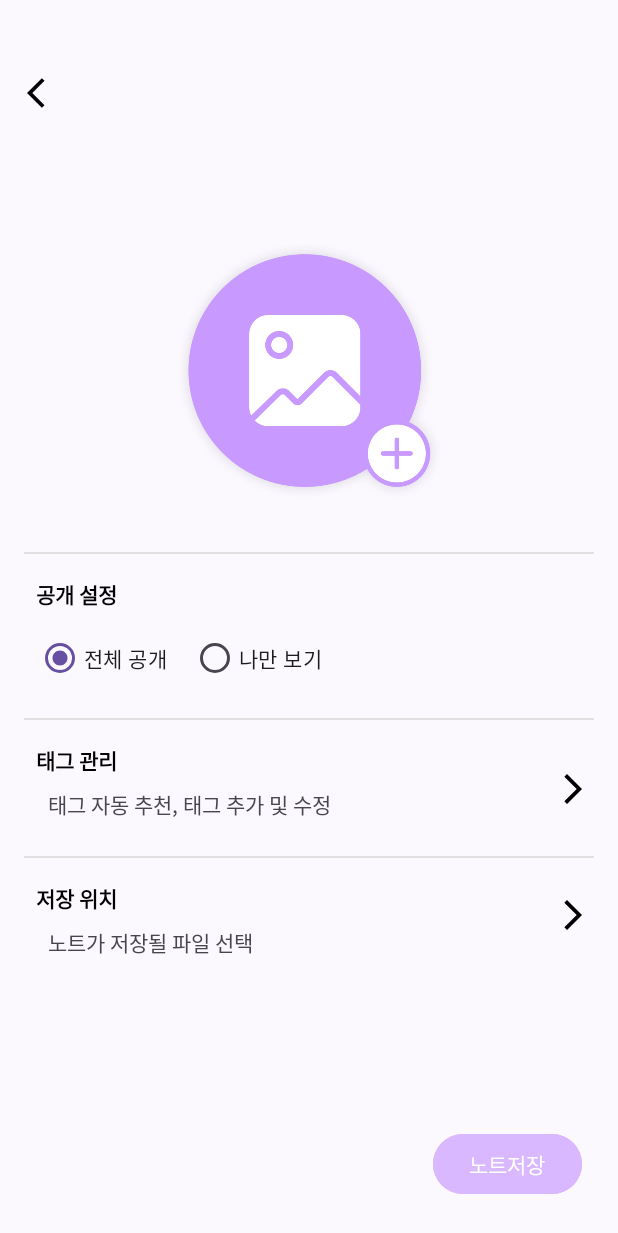
After one commit to O-GAMJA/Tokkit_Frontend, an Android app: the NoteDetailsActivity screen opened directly, with no data from a screen before it, on a phone screen of 412 x 824 dp. The commit adds this screen. Shown: the top 1233 px of the screen. Run offline under Robolectric (Android 15) with nearby library versions, the phone set to English and light mode, and no system bars.

Commit message:
:sparkles: [#10] 노트 설정 화면 구현(이미지 첨부 및 태그, 저장 위치 설정 필요)

```diff
--- a/app/src/main/AndroidManifest.xml
+++ b/app/src/main/AndroidManifest.xml
@@ -25,6 +25,7 @@
         <activity android:name=".ChatActivity"/>
         <activity android:name=".ChatTextActivity"/>
         <activity android:name=".NoteMarkdownActivity"/>
+        <activity android:name=".NoteDetailsActivity"/>
     </application>
 
 </manifest>
--- a/app/src/main/java/com/example/tokkit/ChatTextActivity.kt
+++ b/app/src/main/java/com/example/tokkit/ChatTextActivity.kt
@@ -17,6 +17,7 @@ class ChatTextActivity : AppCompatActivity() {
         super.onCreate(savedInstanceState)
         binding = ActivityChatTextBinding.inflate(layoutInflater)
         setContentView(binding.root)
+
         //  뒤로가기 버튼
         binding.btnBack.setOnClickListener {
             finish()
@@ -68,6 +69,13 @@ class ChatTextActivity : AppCompatActivity() {
             }
         }
 
+        // 📒 노트 생성 버튼
+        binding.btnCreateNote.setOnClickListener {
+            // TODO: 생성된 노트를 저장하고 다음 화면으로 넘김
+            val intent = Intent(this, NoteMarkdownActivity::class.java)
+            startActivity(intent)
+        }
+
         val dummyMessages = listOf(
             ChatMessage("오늘 학습한 내용 복습하고 싶어요!", true),
             ChatMessage("좋아요! 어떤 내용부터 정리해볼까요?", false),
--- /dev/null
+++ b/app/src/main/java/com/example/tokkit/NoteDetailsActivity.kt
@@ -0,0 +1,48 @@
+package com.example.tokkit
+
+import android.content.Intent
+import android.os.Bundle
+import androidx.appcompat.app.AlertDialog
+import androidx.appcompat.app.AppCompatActivity
+import com.example.tokkit.databinding.ActivityNoteDetailsBinding
+
+class NoteDetailsActivity : AppCompatActivity() {
+    private lateinit var binding: ActivityNoteDetailsBinding
+
+    override fun onCreate(savedInstanceState: Bundle?) {
+        super.onCreate(savedInstanceState)
+        binding = ActivityNoteDetailsBinding.inflate(layoutInflater)
+        setContentView(binding.root)
+
+        //  뒤로가기 버튼
+        binding.btnBack.setOnClickListener {
+            finish()
+        }
+
+        // 이미지 업로드 버튼
+        binding.imageUpload.setOnClickListener {
+            val options = arrayOf("사진 업로드", "AI로 사진 생성")
+            AlertDialog.Builder(this)
+                .setTitle("이미지 선택")
+                .setItems(options) { _, which ->
+                    when (which) {
+                        0 -> {
+                            // 사진 업로드 처리
+                            openGallery()
+                        }
+                        1 -> {
+                            // AI 이미지 생성 로딩 화면으로 이동
+                            //startActivity(Intent(this, ImageGeneratingActivity::class.java))
+                        }
+                    }
+                }
+                .show()
+        }
+    }
+
+    private fun openGallery() {
+        val intent = Intent(Intent.ACTION_PICK)
+        intent.type = "image/*"
+        //startActivityForResult(intent, REQUEST_GALLERY_IMAGE)
+    }
+}
--- a/app/src/main/java/com/example/tokkit/NoteMarkdownActivity.kt
+++ b/app/src/main/java/com/example/tokkit/NoteMarkdownActivity.kt
@@ -1,5 +1,6 @@
 package com.example.tokkit
 
+import android.content.Intent
 import android.os.Bundle
 import android.text.Editable
 import android.text.TextWatcher
@@ -56,6 +57,9 @@ class NoteMarkdownActivity : AppCompatActivity() {
             val noteContent = binding.markdownEditor.text.toString()
             Toast.makeText(this, "노트가 저장되었습니다.", Toast.LENGTH_SHORT).show()
             // TODO: 저장 로직 구현
+
+            val intent = Intent(this, NoteDetailsActivity::class.java)
+            startActivity(intent)
         }
     }
 }
--- /dev/null
+++ b/app/src/main/res/drawable/ic_forward.xml
@@ -0,0 +1,5 @@
+<vector xmlns:android="http://schemas.android.com/apk/res/android" android:autoMirrored="true" android:height="24dp" android:tint="#000000" android:viewportHeight="24" android:viewportWidth="24" android:width="24dp">
+
+    <path android:fillColor="@android:color/white" android:pathData="M6.23,20.23l1.77,1.77l10,-10l-10,-10l-1.77,1.77l8.23,8.23z"/>
+
+</vector>
--- /dev/null
+++ b/app/src/main/res/layout/activity_note_details.xml
@@ -0,0 +1,195 @@
+<?xml version="1.0" encoding="utf-8"?>
+<androidx.constraintlayout.widget.ConstraintLayout xmlns:android="http://schemas.android.com/apk/res/android"
+    xmlns:app="http://schemas.android.com/apk/res-auto"
+    xmlns:tools="http://schemas.android.com/tools"
+    android:layout_width="match_parent"
+    android:layout_height="match_parent"
+    android:background="@color/background">
+
+    <!-- 뒤로가기 버튼 -->
+    <ImageButton
+        android:id="@+id/btn_back"
+        android:layout_width="60dp"
+        android:layout_height="60dp"
+        android:layout_marginTop="32dp"
+        android:background="?attr/selectableItemBackgroundBorderless"
+        android:src="@drawable/ic_back"
+        android:contentDescription="뒤로가기"
+        app:layout_constraintTop_toTopOf="parent"
+        app:layout_constraintStart_toStartOf="parent"/>
+
+    <!-- 이미지 업로드 아이콘 -->
+    <ImageView
+        android:id="@+id/imageUpload"
+        android:layout_width="180dp"
+        android:layout_height="180dp"
+        android:src="@drawable/image_upload"
+        android:backgroundTint="#DAB8FF"
+        android:scaleType="centerInside"
+        app:layout_constraintTop_toBottomOf="@+id/btn_back"
+        app:layout_constraintStart_toStartOf="parent"
+        app:layout_constraintEnd_toEndOf="parent"
+        android:layout_marginTop="64dp"/>
+
+    <View
+        android:id="@+id/dividerLine1"
+        android:layout_width="0dp"
+        android:layout_height="1dp"
+        android:background="#E0E0E0"
+        android:layout_marginStart="16dp"
+        android:layout_marginEnd="16dp"
+        app:layout_constraintTop_toBottomOf="@id/imageUpload"
+        app:layout_constraintStart_toStartOf="parent"
+        app:layout_constraintEnd_toEndOf="parent"
+        android:layout_marginTop="32dp" />
+
+    <!-- 공개 설정 텍스트 -->
+    <TextView
+        android:id="@+id/publicSettingText"
+        android:layout_width="wrap_content"
+        android:layout_height="wrap_content"
+        android:text="공개 설정"
+        android:textColor="#000000"
+        android:textSize="14sp"
+        android:textStyle="bold"
+        app:layout_constraintTop_toBottomOf="@id/dividerLine1"
+        app:layout_constraintStart_toStartOf="parent"
+        android:layout_marginStart="24dp"
+        android:layout_marginTop="16dp"/>
+
+    <!-- 공개/비공개 라디오 그룹 -->
+    <RadioGroup
+        android:id="@+id/visibilityRadioGroup"
+        android:layout_width="wrap_content"
+        android:layout_height="wrap_content"
+        android:orientation="horizontal"
+        app:layout_constraintTop_toBottomOf="@id/publicSettingText"
+        app:layout_constraintStart_toStartOf="parent"
+        android:layout_marginStart="24dp"
+        android:layout_marginTop="8dp">
+
+        <RadioButton
+            android:id="@+id/publicOption"
+            android:layout_width="wrap_content"
+            android:layout_height="wrap_content"
+            android:text="전체 공개"
+            android:checked="true"/>
+
+        <RadioButton
+            android:id="@+id/privateOption"
+            android:layout_width="wrap_content"
+            android:layout_height="wrap_content"
+            android:text="나만 보기"
+            android:layout_marginStart="16dp"/>
+    </RadioGroup>
+
+    <View
+        android:id="@+id/dividerLine2"
+        android:layout_width="0dp"
+        android:layout_height="1dp"
+        android:background="#E0E0E0"
+        android:layout_marginStart="16dp"
+        android:layout_marginEnd="16dp"
+        app:layout_constraintTop_toBottomOf="@id/visibilityRadioGroup"
+        app:layout_constraintStart_toStartOf="parent"
+        app:layout_constraintEnd_toEndOf="parent"
+        android:layout_marginTop="16dp" />
+
+    <!-- 태그 관리 항목 -->
+    <TextView
+        android:id="@+id/tagManagement"
+        android:layout_width="wrap_content"
+        android:layout_height="wrap_content"
+        android:text="태그 관리"
+        android:textColor="#000000"
+        android:textSize="14sp"
+        android:textStyle="bold"
+        android:layout_marginStart="24dp"
+        android:layout_marginTop="16dp"
+        app:layout_constraintStart_toStartOf="parent"
+        app:layout_constraintTop_toBottomOf="@+id/dividerLine2" />
+
+    <TextView
+        android:id="@+id/tagContent"
+        android:layout_width="wrap_content"
+        android:layout_height="wrap_content"
+        android:text="태그 자동 추천, 태그 추가 및 수정"
+        android:textSize="14sp"
+        android:layout_marginStart="24dp"
+        android:padding="8dp"
+        app:layout_constraintStart_toStartOf="parent"
+        app:layout_constraintTop_toBottomOf="@+id/tagManagement" />
+
+    <ImageButton
+        android:id="@+id/tagForward"
+        android:layout_width="60dp"
+        android:layout_height="60dp"
+        android:background="?attr/selectableItemBackgroundBorderless"
+        android:contentDescription="태그 상세 설정"
+        android:src="@drawable/ic_forward"
+        app:layout_constraintBottom_toBottomOf="@+id/dividerLine3"
+        app:layout_constraintEnd_toEndOf="parent"
+        app:layout_constraintTop_toBottomOf="@+id/dividerLine2" />
+
+    <View
+        android:id="@+id/dividerLine3"
+        android:layout_width="0dp"
+        android:layout_height="1dp"
+        android:background="#E0E0E0"
+        android:layout_marginStart="16dp"
+        android:layout_marginEnd="16dp"
+        app:layout_constraintTop_toBottomOf="@id/tagContent"
+        app:layout_constraintStart_toStartOf="parent"
+        app:layout_constraintEnd_toEndOf="parent"
+        android:layout_marginTop="16dp" />
+
+    <!-- 저장 위치 항목 -->
+    <TextView
+        android:id="@+id/storageLocation"
+        android:layout_width="wrap_content"
+        android:layout_height="wrap_content"
+        android:text="저장 위치"
+        android:textColor="#000000"
+        android:textSize="14sp"
+        android:textStyle="bold"
+        android:layout_marginStart="24dp"
+        android:layout_marginTop="16dp"
+        app:layout_constraintStart_toStartOf="parent"
+        app:layout_constraintTop_toBottomOf="@+id/dividerLine3" />
+
+    <TextView
+        android:id="@+id/storageDetail"
+        android:layout_width="wrap_content"
+        android:layout_height="wrap_content"
+        android:text="노트가 저장될 파일 선택"
+        android:textSize="14sp"
+        android:layout_marginStart="24dp"
+        android:padding="8dp"
+        app:layout_constraintStart_toStartOf="parent"
+        app:layout_constraintTop_toBottomOf="@+id/storageLocation" />
+
+    <ImageButton
+        android:id="@+id/storageForward"
+        android:layout_width="60dp"
+        android:layout_height="60dp"
+        android:background="?attr/selectableItemBackgroundBorderless"
+        android:contentDescription="저장위치 상세 설정"
+        android:src="@drawable/ic_forward"
+        android:layout_marginTop="8dp"
+        app:layout_constraintEnd_toEndOf="parent"
+        app:layout_constraintTop_toBottomOf="@+id/dividerLine3" />
+
+    <!-- 저장 버튼 -->
+    <Button
+        android:id="@+id/saveNoteButton"
+        android:layout_width="wrap_content"
+        android:layout_height="wrap_content"
+        android:text="노트저장"
+        android:textColor="#FFFFFF"
+        android:backgroundTint="#DAB8FF"
+        app:layout_constraintBottom_toBottomOf="parent"
+        app:layout_constraintEnd_toEndOf="parent"
+        android:layout_marginEnd="24dp"
+        android:layout_marginBottom="24dp"/>
+
+</androidx.constraintlayout.widget.ConstraintLayout>
```
Also changed, not shown: app/src/main/res/drawable/image_upload.png (added).
